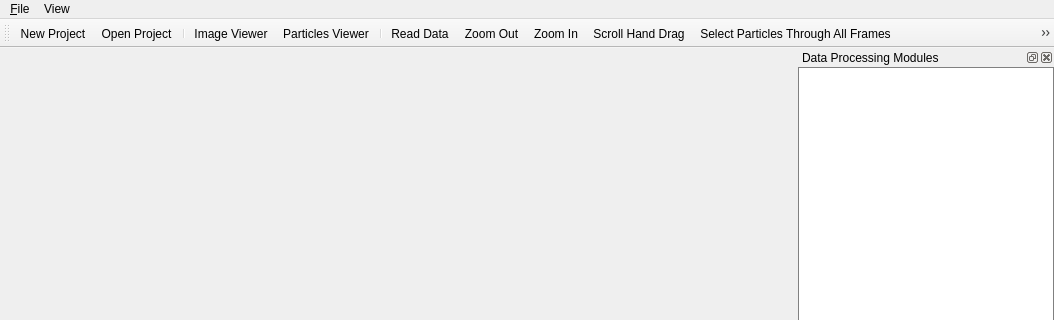
First picture: the form in centroid/src/centroid/forms/main_window.ui, repository usnistgov/tem_analysis, before the edit; both pictures show x 0 to 1054 and y 0 to 320 of the 1054 by 866 pixel window.
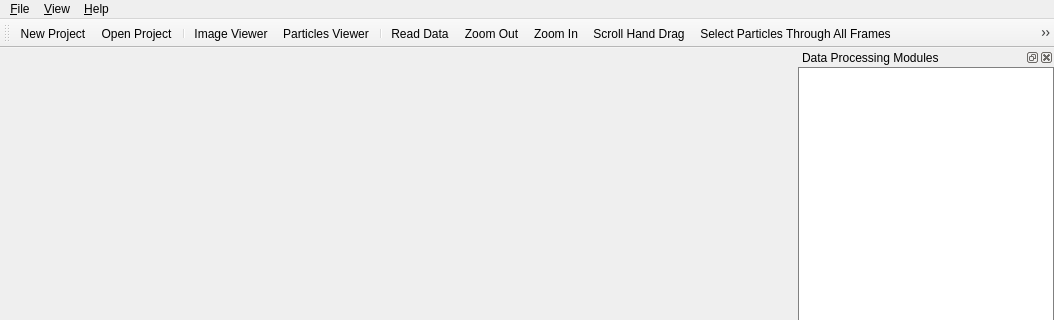
Second picture: the form after the edit. Icons and pictures are not drawn.

```diff
--- a/centroid/src/centroid/forms/main_window.ui
+++ b/centroid/src/centroid/forms/main_window.ui
@@ -42,11 +42,18 @@
    </widget>
    <widget class="QMenu" name="menuView">
     <property name="title">
-     <string>View</string>
+     <string>&amp;View</string>
     </property>
    </widget>
+   <widget class="QMenu" name="menu_Help">
+    <property name="title">
+     <string>&amp;Help</string>
+    </property>
+    <addaction name="action_About"/>
+   </widget>
    <addaction name="menu_File"/>
    <addaction name="menuView"/>
+   <addaction name="menu_Help"/>
   </widget>
   <widget class="QToolBar" name="toolBar">
    <property name="enabled">
```
Left out of the diff: 5 changed lines with no effect on the pictures.
